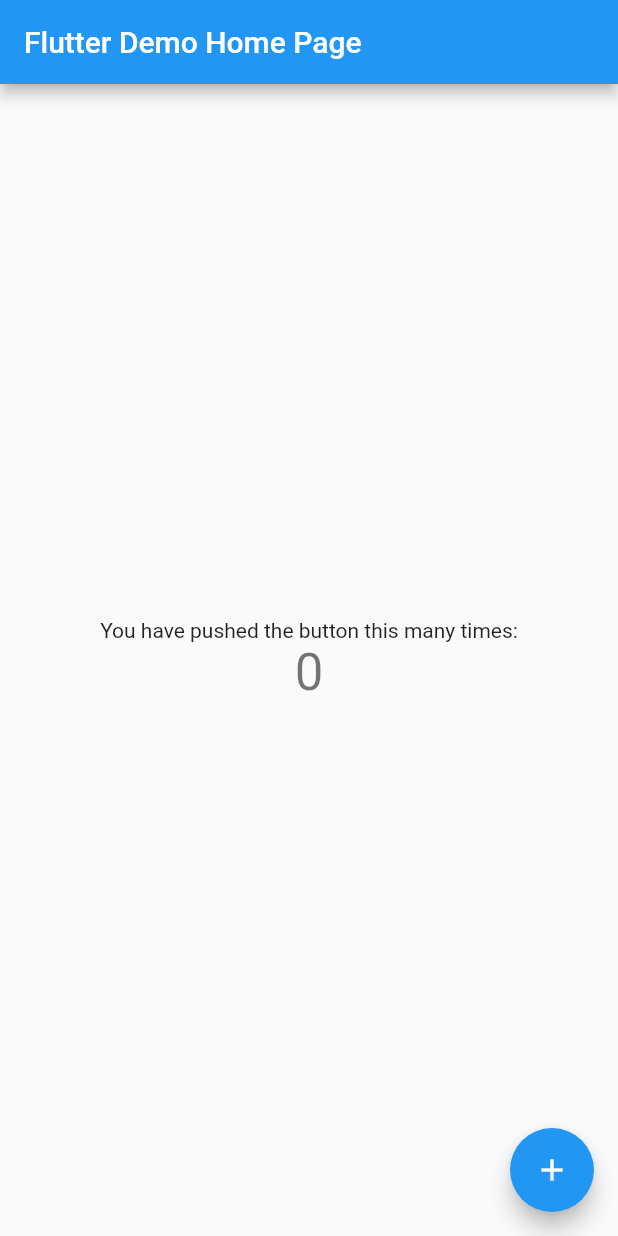
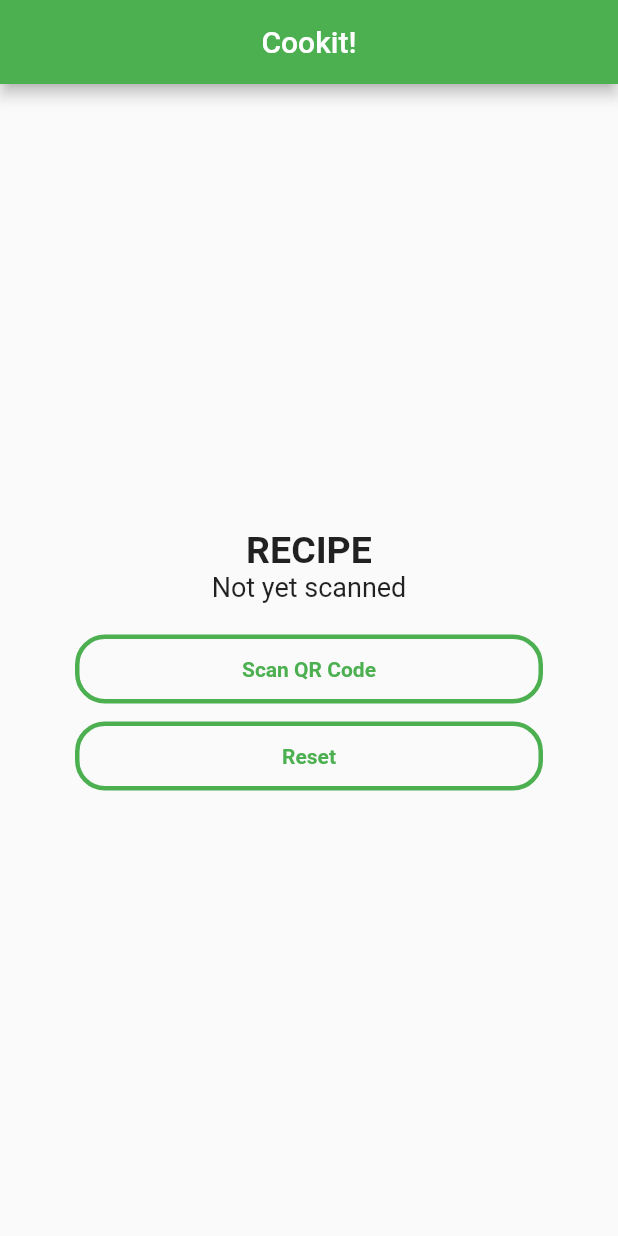
Before and after one commit to jakimarks/cookit-app, a Flutter app: the screen it shows after launch, on a phone screen of 412 x 824 dp. Run offline on Flutter 3.47's test engine with Material 2 defaults, Android fonts, the phone set to English and light mode, and no system bars; missing offline and left inert: mobile_scanner.

```diff
--- /dev/null
+++ b/lib/homepage.dart
@@ -0,0 +1,94 @@
+import 'package:flutter/material.dart';
+import 'package:my_app/scan.dart';
+
+String qrResultInitialValue = "Not yet scanned";
+
+ButtonStyle flatButtonStyle = TextButton.styleFrom(
+  shape: RoundedRectangleBorder(
+      side: const BorderSide(color: Colors.green, width: 3.0),
+      borderRadius: BorderRadius.circular(20.0)),
+  padding: const EdgeInsets.all(15.0),
+);
+
+class Homepage extends StatefulWidget {
+  const Homepage({super.key});
+
+  @override
+  State<Homepage> createState() => _HomepageState();
+}
+
+class _HomepageState extends State<Homepage> {
+  String? qrResult = qrResultInitialValue;
+
+  Future<void> _navigateAndUpdateScanResult(BuildContext context) async {
+    final code = await Navigator.push(
+      context,
+      MaterialPageRoute(builder: (context) => const Scan()),
+    );
+    updateScanResult(code);
+  }
+
+  void updateScanResult(String? code) {
+    setState(() {
+      qrResult = code;
+    });
+  }
+
+  @override
+  Widget build(BuildContext context) {
+    return Scaffold(
+      appBar: AppBar(
+        title: const Text("Cookit!"),
+        centerTitle: true,
+        backgroundColor: Colors.green,
+      ),
+      body: Container(
+        padding: const EdgeInsets.all(50.0),
+        child: Column(
+          mainAxisAlignment: MainAxisAlignment.center,
+          crossAxisAlignment: CrossAxisAlignment.stretch,
+          children: <Widget>[
+            const Text(
+              "RECIPE",
+              style: TextStyle(fontSize: 25.0, fontWeight: FontWeight.bold),
+              textAlign: TextAlign.center,
+            ),
+            Text(
+              qrResult!,
+              textAlign: TextAlign.center,
+              style: const TextStyle(fontSize: 18.0),
+            ),
+            const SizedBox(
+              height: 20.0,
+            ),
+            TextButton(
+              style: flatButtonStyle,
+              onPressed: () {
+                _navigateAndUpdateScanResult(context);
+              },
+              child: const Text(
+                "Scan QR Code",
+                style:
+                    TextStyle(color: Colors.green, fontWeight: FontWeight.bold),
+              ),
+            ),
+            const SizedBox(
+              height: 10.0,
+            ),
+            TextButton(
+              style: flatButtonStyle,
+              onPressed: () {
+                updateScanResult(qrResultInitialValue);
+              },
+              child: const Text(
+                "Reset",
+                style:
+                TextStyle(color: Colors.green, fontWeight: FontWeight.bold),
+              ),
+            )
+          ],
+        ),
+      ),
+    );
+  }
+}
--- a/lib/main.dart
+++ b/lib/main.dart
@@ -1,115 +1,22 @@
 import 'package:flutter/material.dart';
+import 'package:my_app/homepage.dart';
 
 void main() {
-  runApp(const MyApp());
+  runApp(const MaterialApp(
+    home: MyApp(),
+  ));
 }
 
-class MyApp extends StatelessWidget {
+class MyApp extends StatefulWidget {
   const MyApp({super.key});
 
-  // This widget is the root of your application.
+  @override
+  State<MyApp> createState() => _MyAppState();
+}
+
+class _MyAppState extends State<MyApp> {
   @override
   Widget build(BuildContext context) {
-    return MaterialApp(
-      title: 'Flutter Demo',
-      theme: ThemeData(
-        // This is the theme of your application.
-        //
-        // Try running your application with "flutter run". You'll see the
-        // application has a blue toolbar. Then, without quitting the app, try
-        // changing the primarySwatch below to Colors.green and then invoke
-        // "hot reload" (press "r" in the console where you ran "flutter run",
-        // or simply save your changes to "hot reload" in a Flutter IDE).
-        // Notice that the counter didn't reset back to zero; the application
-        // is not restarted.
-        primarySwatch: Colors.blue,
-      ),
-      home: const MyHomePage(title: 'Flutter Demo Home Page'),
-    );
+    return const Homepage();
   }
 }
-
-class MyHomePage extends StatefulWidget {
-  const MyHomePage({super.key, required this.title});
-
-  // This widget is the home page of your application. It is stateful, meaning
-  // that it has a State object (defined below) that contains fields that affect
-  // how it looks.
-
-  // This class is the configuration for the state. It holds the values (in this
-  // case the title) provided by the parent (in this case the App widget) and
-  // used by the build method of the State. Fields in a Widget subclass are
-  // always marked "final".
-
-  final String title;
-
-  @override
-  State<MyHomePage> createState() => _MyHomePageState();
-}
-
-class _MyHomePageState extends State<MyHomePage> {
-  int _counter = 0;
-
-  void _incrementCounter() {
-    setState(() {
-      // This call to setState tells the Flutter framework that something has
-      // changed in this State, which causes it to rerun the build method below
-      // so that the display can reflect the updated values. If we changed
-      // _counter without calling setState(), then the build method would not be
-      // called again, and so nothing would appear to happen.
-      _counter++;
-    });
-  }
-
-  @override
-  Widget build(BuildContext context) {
-    // This method is rerun every time setState is called, for instance as done
-    // by the _incrementCounter method above.
-    //
-    // The Flutter framework has been optimized to make rerunning build methods
-    // fast, so that you can just rebuild anything that needs updating rather
-    // than having to individually change instances of widgets.
-    return Scaffold(
-      appBar: AppBar(
-        // Here we take the value from the MyHomePage object that was created by
-        // the App.build method, and use it to set our appbar title.
-        title: Text(widget.title),
-      ),
-      body: Center(
-        // Center is a layout widget. It takes a single child and positions it
-        // in the middle of the parent.
-        child: Column(
-          // Column is also a layout widget. It takes a list of children and
-          // arranges them vertically. By default, it sizes itself to fit its
-          // children horizontally, and tries to be as tall as its parent.
-          //
-          // Invoke "debug painting" (press "p" in the console, choose the
-          // "Toggle Debug Paint" action from the Flutter Inspector in Android
-          // Studio, or the "Toggle Debug Paint" command in Visual Studio Code)
-          // to see the wireframe for each widget.
-          //
-          // Column has various properties to control how it sizes itself and
-          // how it positions its children. Here we use mainAxisAlignment to
-          // center the children vertically; the main axis here is the vertical
-          // axis because Columns are vertical (the cross axis would be
-          // horizontal).
-          mainAxisAlignment: MainAxisAlignment.center,
-          children: <Widget>[
-            const Text(
-              'You have pushed the button this many times:',
-            ),
-            Text(
-              '$_counter',
-              style: Theme.of(context).textTheme.headline4,
-            ),
-          ],
-        ),
-      ),
-      floatingActionButton: FloatingActionButton(
-        onPressed: _incrementCounter,
-        tooltip: 'Increment',
-        child: const Icon(Icons.add),
-      ), // This trailing comma makes auto-formatting nicer for build methods.
-    );
-  }
-}
--- /dev/null
+++ b/lib/scan.dart
@@ -0,0 +1,30 @@
+import 'package:flutter/material.dart';
+import 'package:mobile_scanner/mobile_scanner.dart';
+
+typedef StringCallback = void Function(String? code);
+
+class Scan extends StatelessWidget {
+  const Scan({super.key});
+
+  @override
+  Widget build(BuildContext context) {
+    return Scaffold(
+      backgroundColor: Colors.black,
+      body: Builder(
+        builder: (context) {
+          return Stack(
+            children: [
+              MobileScanner(
+                fit: BoxFit.contain,
+                onDetect: (code, args) {
+                  Navigator.pop(context, code.rawValue);
+                },
+                //    this.code = code.rawValue;
+              ),
+            ],
+          );
+        },
+      ),
+    );
+  }
+}
--- a/pubspec.yaml
+++ b/pubspec.yaml
@@ -36,6 +36,7 @@ dependencies:
   # The following adds the Cupertino Icons font to your application.
   # Use with the CupertinoIcons class for iOS style icons.
   cupertino_icons: ^1.0.2
+  mobile_scanner: ^2.0.0
 
 dev_dependencies:
   flutter_test:
```
Also changed, not shown: pubspec.lock, 8 other files.
